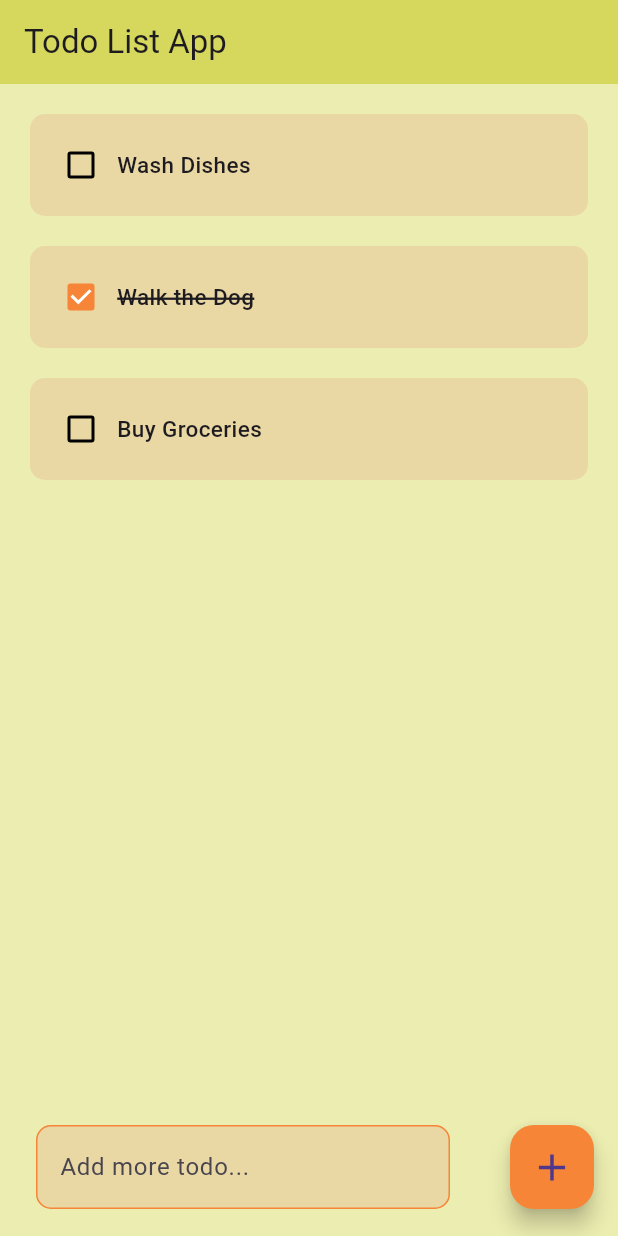
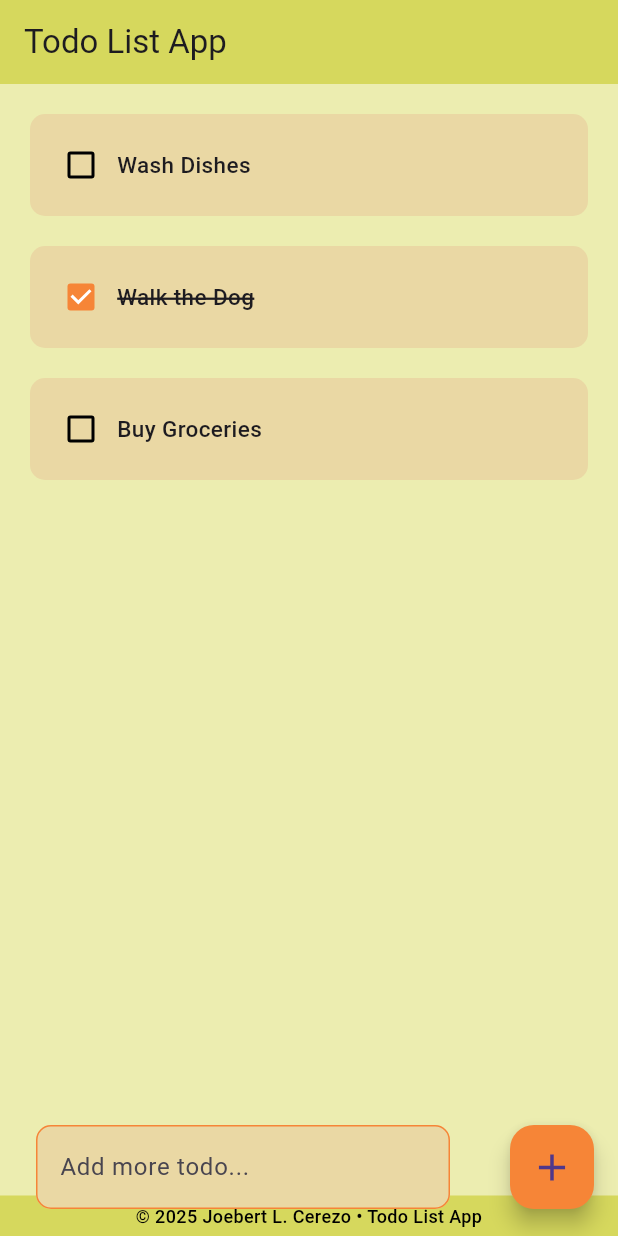
Before and after one commit to joebertcerezo/flutter-todolist, a Flutter app: the screen it shows after launch, on a phone screen of 412 x 824 dp. Run offline on Flutter 3.47's test engine with Material 3 defaults, Android fonts, the phone set to English and light mode, and no system bars.

Commit message:
Update home_page.dart

```diff
--- a/lib/pages/home_page.dart
+++ b/lib/pages/home_page.dart
@@ -37,7 +37,10 @@ class _HomePageState extends State<HomePage> {
         title: const Text('Todo List App'),
         backgroundColor: const Color(0xFFD6D85D),
       ),
-      body: ListView.builder(
+      body: Column(
+        children: [
+          Expanded(
+            child: ListView.builder(
               itemCount: todoList.length,
               itemBuilder: (BuildContext context, index) {
                 return TodoList(
@@ -45,6 +48,23 @@ class _HomePageState extends State<HomePage> {
                   onChanged: (value) => checkBoxChanged(index),
                 );
               },
+            ),
+          ),
+          Container(
+            width: double.infinity,
+            padding: EdgeInsets.symmetric(vertical: 5),
+            color: const Color(0xFFD6D85D),
+            child: Text(
+              "© 2025 Joebert L. Cerezo • Todo List App",
+              textAlign: TextAlign.center,
+              style: TextStyle(
+                color: Colors.black,
+                fontSize: 12,
+                fontWeight: FontWeight.w500,
+              ),
+            ),
+          ),
+        ],
       ),
       floatingActionButton: Padding(
         padding: const EdgeInsets.symmetric(vertical: 2),
```
Lines whose indentation alone changed are shown as unchanged.
